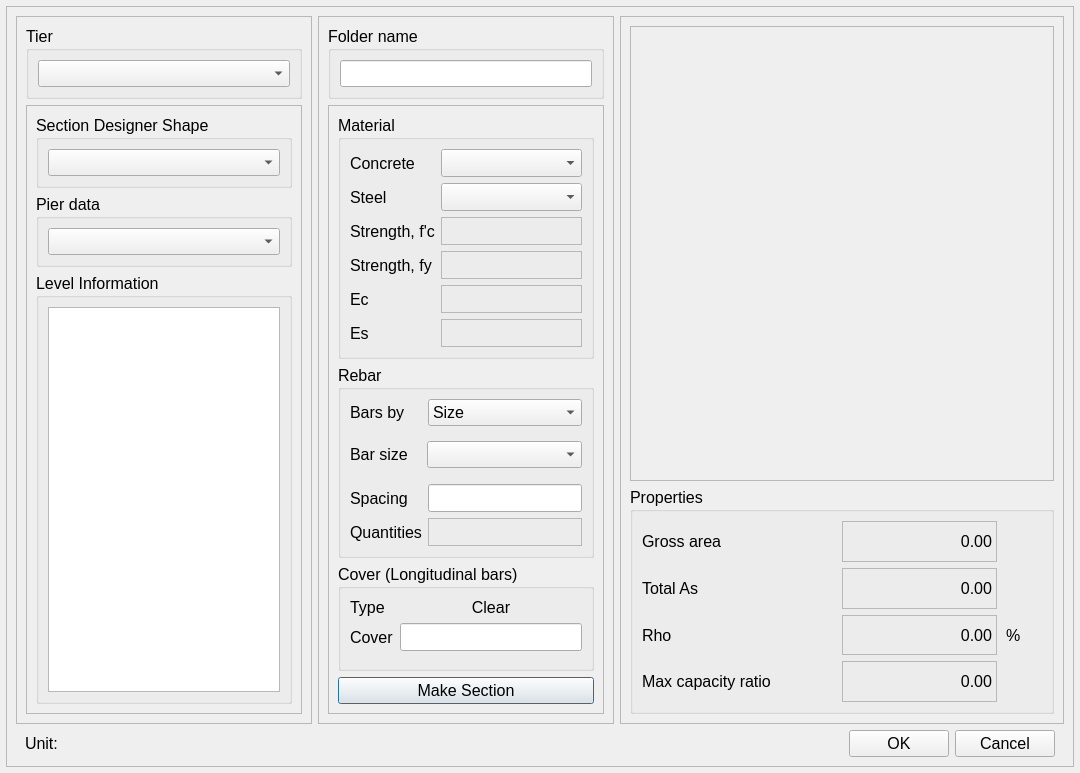
tudothanhpt/SP-editor, file src/sp_editor/widgets/load_calculation_case.ui: the form before one commit.
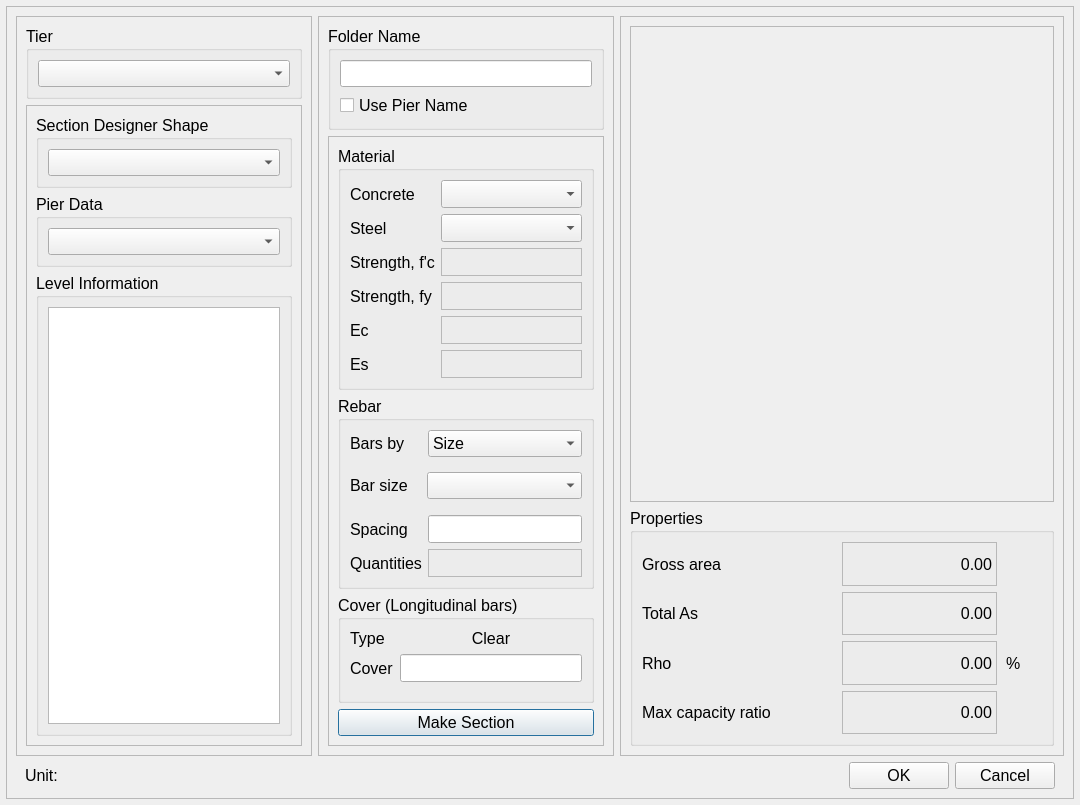
The form after the commit.

Commit message: update calculation case UI

What changed in the file:
```diff
--- a/src/sp_editor/widgets/load_calculation_case.ui
+++ b/src/sp_editor/widgets/load_calculation_case.ui
@@ -7,7 +7,7 @@
     <x>0</x>
     <y>0</y>
     <width>1080</width>
-    <height>773</height>
+    <height>805</height>
    </rect>
   </property>
   <property name="font">
@@ -121,7 +121,7 @@
                <item>
                 <widget class="QGroupBox" name="groupBox_4">
                  <property name="title">
-                  <string>Pier data</string>
+                  <string>Pier Data</string>
                  </property>
                  <layout class="QGridLayout" name="gridLayout_9">
                   <item row="0" column="0">
@@ -160,12 +160,19 @@
             <item row="0" column="0">
              <widget class="QGroupBox" name="groupBox_2">
               <property name="title">
-               <string>Folder name</string>
+               <string>Folder Name</string>
               </property>
               <layout class="QGridLayout" name="gridLayout_5">
                <item row="0" column="0">
                 <widget class="QLineEdit" name="le_folderName"/>
                </item>
+               <item row="1" column="0">
+                <widget class="QCheckBox" name="checkb_userPierName">
+                 <property name="text">
+                  <string>Use Pier Name</string>
+                 </property>
+                </widget>
+               </item>
               </layout>
              </widget>
             </item>
```
Left out of the diff: 22 changed lines with no effect on the pictures. The commit also changes 5 other files.
